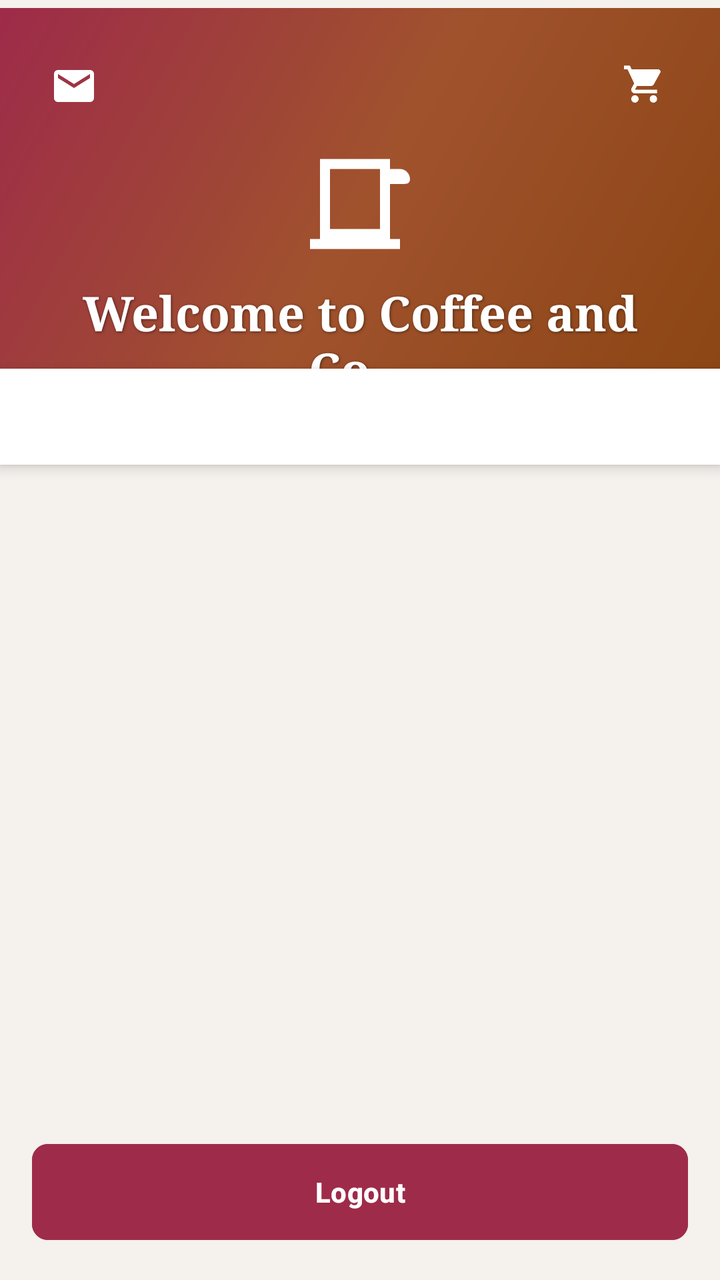
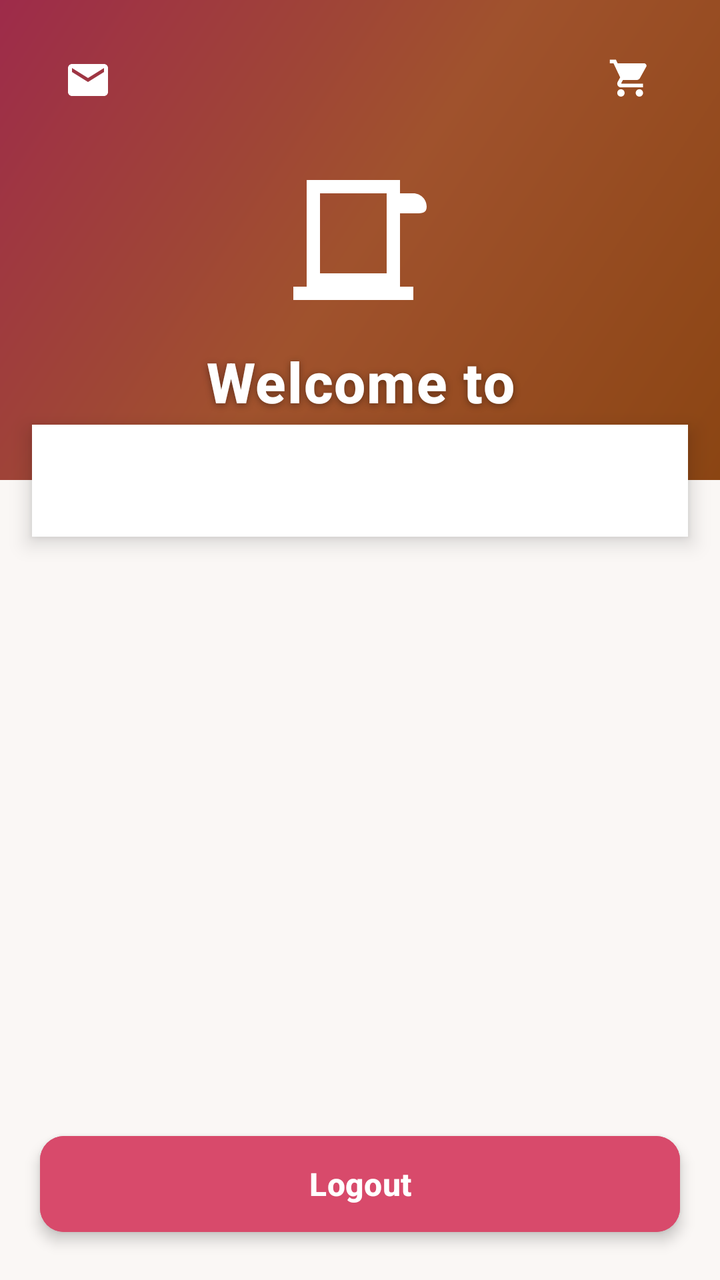

An Android layout rendered at two revisions. The XML below is the earlier revision; the diff shows what the commit changed to produce the second picture.
<!-- AndroidManifest.xml: application theme Theme.CafeShopAssignment -->
<!-- res/layout/activity_menu.xml -->
<?xml version="1.0" encoding="utf-8"?>
<androidx.constraintlayout.widget.ConstraintLayout
    xmlns:android="http://schemas.android.com/apk/res/android"
    xmlns:app="http://schemas.android.com/apk/res-auto"
    xmlns:tools="http://schemas.android.com/tools"
    android:id="@+id/menuLayout"
    android:layout_width="match_parent"
    android:layout_height="match_parent"
    android:background="#F5F1ED"
    tools:context=".MenuActivity">


    <View
        android:id="@+id/headerBackground"
        android:layout_width="0dp"
        android:layout_height="200dp"
        android:layout_marginTop="4dp"
        android:background="@drawable/coffee_header_gradient"
        app:layout_constraintEnd_toEndOf="parent"
        app:layout_constraintHorizontal_bias="0.0"
        app:layout_constraintStart_toStartOf="parent"
        app:layout_constraintTop_toTopOf="parent" />

    <androidx.appcompat.widget.Toolbar
        android:id="@+id/toolbar"
        android:layout_width="0dp"
        android:layout_height="?attr/actionBarSize"
        android:background="@android:color/transparent"
        android:elevation="0dp"
        app:title=""
        app:titleTextColor="#FFFFFF"
        app:layout_constraintTop_toTopOf="parent"
        app:layout_constraintStart_toStartOf="parent"
        app:layout_constraintEnd_toEndOf="parent" />



    <ImageButton
        android:id="@+id/mailButton"
        android:layout_width="42dp"
        android:layout_height="42dp"
        android:layout_marginStart="16dp"
        android:background="?attr/selectableItemBackgroundBorderless"
        android:contentDescription="Mail"
        android:elevation="4dp"
        android:padding="6dp"
        android:src="@drawable/baseline_mail_24"
        android:tint="#FFFFFF"
        app:layout_constraintBottom_toBottomOf="@id/toolbar"
        app:layout_constraintStart_toStartOf="parent"
        app:layout_constraintTop_toTopOf="@id/toolbar"
        app:layout_constraintVertical_bias="1.0" />

    <ImageButton
        android:id="@+id/cartButton"
        android:layout_width="42dp"
        android:layout_height="42dp"
        android:layout_marginEnd="16dp"
        android:background="?attr/selectableItemBackgroundBorderless"
        android:contentDescription="Cart"
        android:elevation="4dp"
        android:padding="6dp"
        android:src="@drawable/ic_shopping_cart"
        android:tint="#FFFFFF"
        app:layout_constraintBottom_toBottomOf="@id/toolbar"
        app:layout_constraintEnd_toEndOf="parent"
        app:layout_constraintTop_toTopOf="@id/toolbar"
        app:layout_constraintVertical_bias="1.0" />

    <ImageView
        android:id="@+id/coffeeLogo"
        android:layout_width="60dp"
        android:layout_height="60dp"
        android:src="@drawable/ic_coffee_cup"
        android:contentDescription="Coffee Cup"
        app:tint="#FFFFFF"
        app:layout_constraintTop_toBottomOf="@id/toolbar"
        app:layout_constraintStart_toStartOf="parent"
        app:layout_constraintEnd_toEndOf="parent"
        android:layout_marginTop="8dp" />


    <TextView
        android:id="@+id/welcomeText"
        android:layout_width="0dp"
        android:layout_height="wrap_content"
        android:text="Welcome to Coffee and Co..."
        android:textSize="24sp"
        android:textStyle="bold"
        android:textColor="#FFFFFF"
        android:gravity="center"
        android:fontFamily="serif"
        android:shadowColor="#80000000"
        android:shadowDx="1"
        android:shadowDy="1"
        android:shadowRadius="3"
        app:layout_constraintTop_toBottomOf="@id/coffeeLogo"
        app:layout_constraintStart_toStartOf="parent"
        app:layout_constraintEnd_toEndOf="parent"
        android:layout_marginTop="8dp"
        android:layout_marginStart="16dp"
        android:layout_marginEnd="16dp" />


    <com.google.android.material.tabs.TabLayout
        android:id="@+id/categoryTabs"
        android:layout_width="0dp"
        android:layout_height="wrap_content"
        android:background="#FFFFFF"
        android:elevation="4dp"
        app:tabIndicatorColor="#8B4513"
        app:tabIndicatorHeight="3dp"
        app:tabSelectedTextColor="#8B4513"
        app:tabTextColor="#6D4C41"
        app:tabMode="scrollable"
        app:tabTextAppearance="@style/TabTextStyle"
        app:layout_constraintTop_toBottomOf="@id/headerBackground"
        app:layout_constraintStart_toStartOf="parent"
        app:layout_constraintEnd_toEndOf="parent"
        android:layout_marginTop="-20dp" />


    <androidx.recyclerview.widget.RecyclerView
        android:id="@+id/menuRecyclerView"
        android:layout_width="0dp"
        android:layout_height="0dp"
        android:padding="16dp"
        android:clipToPadding="false"
        app:layout_constraintTop_toBottomOf="@id/categoryTabs"
        app:layout_constraintBottom_toTopOf="@id/logoutButton"
        app:layout_constraintStart_toStartOf="parent"
        app:layout_constraintEnd_toEndOf="parent"
        android:layout_marginTop="8dp" />


    <Button
        android:id="@+id/logoutButton"
        android:layout_width="0dp"
        android:layout_height="56dp"
        android:text="Logout"
        android:textColor="#FFFFFF"
        android:textStyle="bold"
        android:backgroundTint="#9E2B4A"
        android:elevation="4dp"
        app:cornerRadius="8dp"
        app:layout_constraintBottom_toBottomOf="parent"
        app:layout_constraintStart_toStartOf="parent"
        app:layout_constraintEnd_toEndOf="parent"
        android:layout_margin="16dp"/>

</androidx.constraintlayout.widget.ConstraintLayout>
<!-- resources referenced by this layout -->
<resources>
  <!-- drawable baseline_mail_24 (drawable) -->
  <vector xmlns:android="http://schemas.android.com/apk/res/android" android:height="24dp" android:tint="#000000" android:viewportHeight="24" android:viewportWidth="24" android:width="24dp">
        
      <path android:fillColor="@android:color/white" android:pathData="M20,4L4,4c-1.1,0 -1.99,0.9 -1.99,2L2,18c0,1.1 0.9,2 2,2h16c1.1,0 2,-0.9 2,-2L22,6c0,-1.1 -0.9,-2 -2,-2zM20,8l-8,5 -8,-5L4,6l8,5 8,-5v2z"/>
      
  </vector>
  <!-- drawable coffee_header_gradient (drawable) -->
  <?xml version="1.0" encoding="utf-8"?>
  <shape xmlns:android="http://schemas.android.com/apk/res/android">
      <gradient
          android:angle="135"
          android:startColor="#8B4513"
          android:centerColor="#A0522D"
          android:endColor="#9E2B4A"
          android:type="linear" />
  </shape>
  <!-- drawable ic_coffee_cup (drawable) -->
  <?xml version="1.0" encoding="utf-8"?>
  <vector xmlns:android="http://schemas.android.com/apk/res/android"
      android:width="24dp"
      android:height="24dp"
      android:viewportWidth="24"
      android:viewportHeight="24">
      <path
          android:fillColor="#8B4513"
          android:pathData="M2,21h18v-2H2V21zM20,8h-2V5h2c1.1,0 2,0.9 2,2S21.1,8 20,8zM18,5V3H4v16h14V5zM16,17H6V5h10V17z"/>
  </vector>
  <!-- drawable ic_shopping_cart (drawable) -->
  <?xml version="1.0" encoding="utf-8"?>
  <vector xmlns:android="http://schemas.android.com/apk/res/android"
      android:width="24dp"
      android:height="24dp"
      android:viewportWidth="26"
      android:viewportHeight="26">
      <path
          android:fillColor="#FFFFFF"
          android:pathData="M7,18c-1.1,0 -1.99,0.9 -1.99,2S5.9,22 7,22s2,-0.9 2,-2S8.1,18 7,18zM1,2v2h2l3.6,7.59l-1.35,2.45C5.08,14.32 5,14.65 5,15c0,1.1 0.9,2 2,2h12v-2H7.42c-0.14,0 -0.25,-0.11 -0.25,-0.25l0.03,-0.12l0.9,-1.63h7.45c0.75,0 1.41,-0.41 1.75,-1.03l3.58,-6.49C20.94,5.16 20.77,4.73 20.49,4.41C20.21,4.09 19.84,3.95 19.5,3.95H5.21l-0.94,-2H1zM17,18c-1.1,0 -1.99,0.9 -1.99,2s0.89,2 1.99,2s2,-0.9 2,-2S18.1,18 17,18z"/>
  </vector>
  <style name="TabTextStyle" parent="TextAppearance.Design.Tab">
          <item name="android:textSize">14sp</item>
          <item name="android:textStyle">bold</item>
          <item name="android:fontFamily">sans-serif-medium</item>
          <item name="android:textColor">@color/dark_coffee</item>
      </style>
  <style name="Theme.CafeShopAssignment" parent="Base.Theme.CafeShopAssignment" />
  <color name="dark_coffee">#6D4C41</color>
  <style name="Base.Theme.CafeShopAssignment" parent="Theme.Material3.DayNight.NoActionBar">
          
          
      </style>
</resources>

<!-- the commit's change to res/layout/activity_menu.xml (unified diff, before → after) -->
@@ -6,20 +6,19 @@
     android:id="@+id/menuLayout"
     android:layout_width="match_parent"
     android:layout_height="match_parent"
-    android:background="#F5F1ED"
+    android:background="#FAF7F5"
     tools:context=".MenuActivity">
 
 
     <View
         android:id="@+id/headerBackground"
         android:layout_width="0dp"
-        android:layout_height="200dp"
-        android:layout_marginTop="4dp"
+        android:layout_height="240dp"
         android:background="@drawable/coffee_header_gradient"
         app:layout_constraintEnd_toEndOf="parent"
-        app:layout_constraintHorizontal_bias="0.0"
         app:layout_constraintStart_toStartOf="parent"
         app:layout_constraintTop_toTopOf="parent" />
+
 
     <androidx.appcompat.widget.Toolbar
         android:id="@+id/toolbar"
@@ -28,109 +27,115 @@
         android:background="@android:color/transparent"
         android:elevation="0dp"
         app:title=""
-        app:titleTextColor="#FFFFFF"
         app:layout_constraintTop_toTopOf="parent"
         app:layout_constraintStart_toStartOf="parent"
         app:layout_constraintEnd_toEndOf="parent" />
 
 
-
     <ImageButton
         android:id="@+id/mailButton"
-        android:layout_width="42dp"
-        android:layout_height="42dp"
-        android:layout_marginStart="16dp"
-        android:background="?attr/selectableItemBackgroundBorderless"
+        android:layout_width="48dp"
+        android:layout_height="48dp"
+        android:layout_marginStart="20dp"
         android:contentDescription="Mail"
-        android:elevation="4dp"
-        android:padding="6dp"
         android:src="@drawable/baseline_mail_24"
-        android:tint="#FFFFFF"
+        android:background="@null"
+        android:tint="@android:color/white"
         app:layout_constraintBottom_toBottomOf="@id/toolbar"
-        app:layout_constraintStart_toStartOf="parent"
-        app:layout_constraintTop_toTopOf="@id/toolbar"
-        app:layout_constraintVertical_bias="1.0" />
+        app:layout_constraintStart_toStartOf="parent" />
+
+
+
+
 
     <ImageButton
         android:id="@+id/cartButton"
-        android:layout_width="42dp"
-        android:layout_height="42dp"
-        android:layout_marginEnd="16dp"
-        android:background="?attr/selectableItemBackgroundBorderless"
+        android:layout_width="48dp"
+        android:layout_height="48dp"
+        android:layout_marginEnd="20dp"
         android:contentDescription="Cart"
-        android:elevation="4dp"
-        android:padding="6dp"
         android:src="@drawable/ic_shopping_cart"
-        android:tint="#FFFFFF"
-        app:layout_constraintBottom_toBottomOf="@id/toolbar"
+        android:background="@null"
+        android:tint="@android:color/white"
         app:layout_constraintEnd_toEndOf="parent"
-        app:layout_constraintTop_toTopOf="@id/toolbar"
-        app:layout_constraintVertical_bias="1.0" />
+        app:layout_constraintBottom_toBottomOf="@id/toolbar" />
+
+
 
     <ImageView
         android:id="@+id/coffeeLogo"
-        android:layout_width="60dp"
-        android:layout_height="60dp"
+        android:layout_width="80dp"
+        android:layout_height="80dp"
         android:src="@drawable/ic_coffee_cup"
         android:contentDescription="Coffee Cup"
         app:tint="#FFFFFF"
         app:layout_constraintTop_toBottomOf="@id/toolbar"
         app:layout_constraintStart_toStartOf="parent"
         app:layout_constraintEnd_toEndOf="parent"
-        android:layout_marginTop="8dp" />
-
+        android:layout_marginTop="16dp" />
 
     <TextView
         android:id="@+id/welcomeText"
         android:layout_width="0dp"
         android:layout_height="wrap_content"
-        android:text="Welcome to Coffee and Co..."
-        android:textSize="24sp"
+        android:text="Welcome to\nCoffee &amp; Co"
+        android:textSize="28sp"
         android:textStyle="bold"
         android:textColor="#FFFFFF"
         android:gravity="center"
-        android:fontFamily="serif"
-        android:shadowColor="#80000000"
-        android:shadowDx="1"
-        android:shadowDy="1"
-        android:shadowRadius="3"
+        android:fontFamily="sans-serif-medium"
+        android:letterSpacing="0.02"
+        android:lineSpacingExtra="4dp"
+        android:shadowColor="#60000000"
+        android:shadowDx="0"
+        android:shadowDy="2"
+        android:shadowRadius="8"
         app:layout_constraintTop_toBottomOf="@id/coffeeLogo"
         app:layout_constraintStart_toStartOf="parent"
         app:layout_constraintEnd_toEndOf="parent"
-        android:layout_marginTop="8dp"
-        android:layout_marginStart="16dp"
-        android:layout_marginEnd="16dp" />
+        android:layout_marginTop="12dp"
+        android:layout_marginStart="32dp"
+        android:layout_marginEnd="32dp" />
 
 
     <com.google.android.material.tabs.TabLayout
         android:id="@+id/categoryTabs"
         android:layout_width="0dp"
-        android:layout_height="wrap_content"
+        android:layout_height="56dp"
         android:background="#FFFFFF"
-        android:elevation="4dp"
-        app:tabIndicatorColor="#8B4513"
-        app:tabIndicatorHeight="3dp"
-        app:tabSelectedTextColor="#8B4513"
-        app:tabTextColor="#6D4C41"
+        android:elevation="6dp"
+        app:tabIndicatorColor="#6D4C41"
+        app:tabIndicatorHeight="4dp"
+        app:tabIndicatorFullWidth="false"
+        app:tabSelectedTextColor="#6D4C41"
+        app:tabTextColor="#9E9E9E"
         app:tabMode="scrollable"
         app:tabTextAppearance="@style/TabTextStyle"
+        app:tabRippleColor="#E0E0E0"
         app:layout_constraintTop_toBottomOf="@id/headerBackground"
         app:layout_constraintStart_toStartOf="parent"
         app:layout_constraintEnd_toEndOf="parent"
-        android:layout_marginTop="-20dp" />
+        android:layout_marginTop="-28dp"
+        android:layout_marginStart="16dp"
+        android:layout_marginEnd="16dp"
+        app:tabPaddingStart="24dp"
+        app:tabPaddingEnd="24dp" />
 
 
     <androidx.recyclerview.widget.RecyclerView
         android:id="@+id/menuRecyclerView"
         android:layout_width="0dp"
         android:layout_height="0dp"
-        android:padding="16dp"
+        android:paddingTop="20dp"
+        android:paddingBottom="20dp"
+        android:paddingStart="16dp"
+        android:paddingEnd="16dp"
         android:clipToPadding="false"
         app:layout_constraintTop_toBottomOf="@id/categoryTabs"
         app:layout_constraintBottom_toTopOf="@id/logoutButton"
         app:layout_constraintStart_toStartOf="parent"
         app:layout_constraintEnd_toEndOf="parent"
-        android:layout_marginTop="8dp" />
+        android:layout_marginTop="16dp" />
 
 
     <Button
@@ -139,13 +144,18 @@
         android:layout_height="56dp"
         android:text="Logout"
         android:textColor="#FFFFFF"
+        android:textSize="16sp"
         android:textStyle="bold"
-        android:backgroundTint="#9E2B4A"
+        android:textAllCaps="false"
+        android:backgroundTint="#D84A6B"
         android:elevation="4dp"
-        app:cornerRadius="8dp"
+        android:stateListAnimator="@null"
+        app:cornerRadius="12dp"
         app:layout_constraintBottom_toBottomOf="parent"
         app:layout_constraintStart_toStartOf="parent"
         app:layout_constraintEnd_toEndOf="parent"
-        android:layout_margin="16dp"/>
+        android:layout_marginStart="20dp"
+        android:layout_marginEnd="20dp"
+        android:layout_marginBottom="20dp"/>
 
 </androidx.constraintlayout.widget.ConstraintLayout>
<!-- resource entries referenced after the edit -->
@@ -2,9 +2,9 @@
 <resources>
   <!-- drawable baseline_mail_24 (drawable) -->
   <vector xmlns:android="http://schemas.android.com/apk/res/android" android:height="24dp" android:tint="#000000" android:viewportHeight="24" android:viewportWidth="24" android:width="24dp">
-        
+  
       <path android:fillColor="@android:color/white" android:pathData="M20,4L4,4c-1.1,0 -1.99,0.9 -1.99,2L2,18c0,1.1 0.9,2 2,2h16c1.1,0 2,-0.9 2,-2L22,6c0,-1.1 -0.9,-2 -2,-2zM20,8l-8,5 -8,-5L4,6l8,5 8,-5v2z"/>
-      
+  
   </vector>
   <!-- drawable coffee_header_gradient (drawable) -->
   <?xml version="1.0" encoding="utf-8"?>
